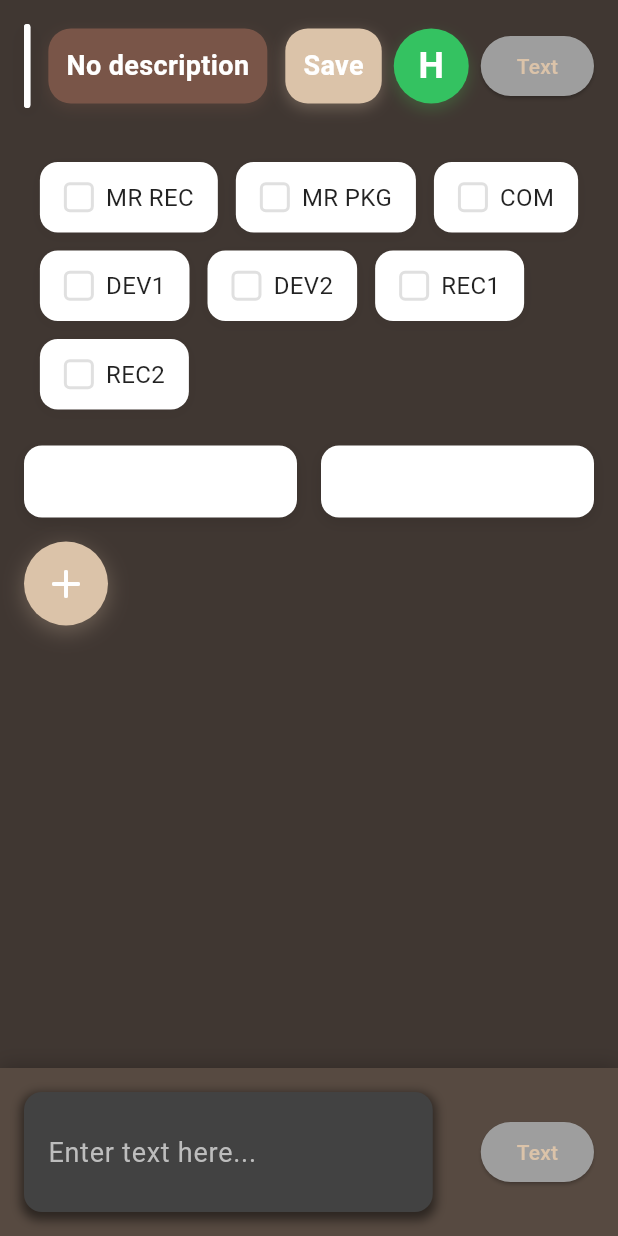
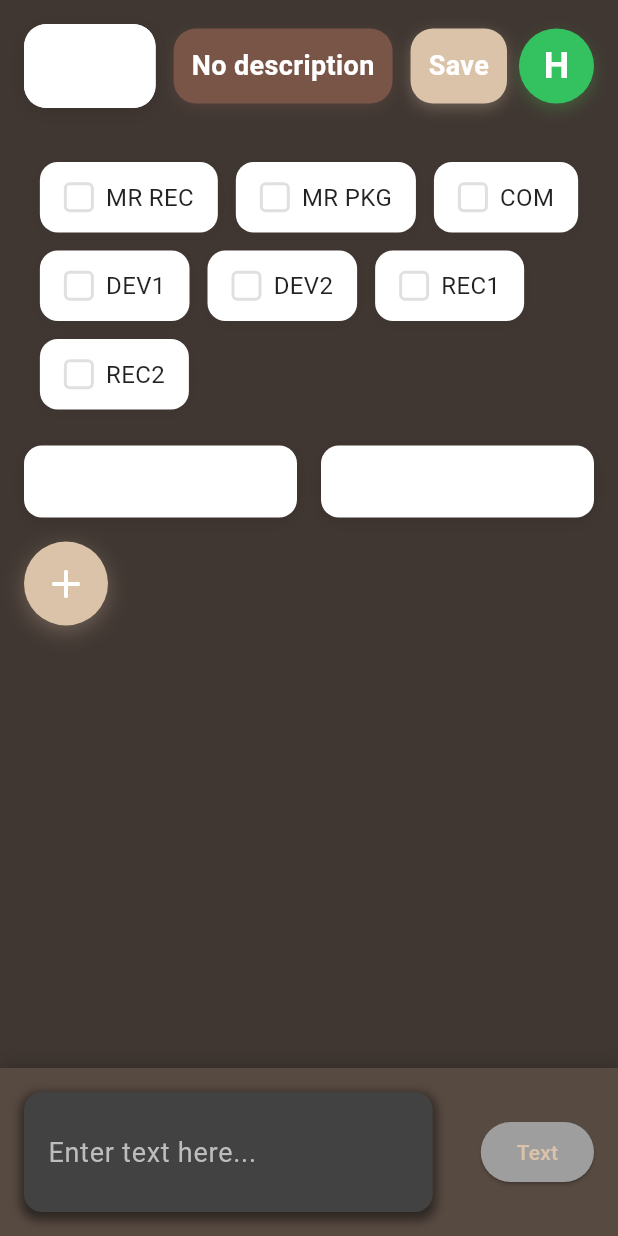
Before and after one commit to cesargoulart/work12, a Flutter app: the screen it shows after launch, on a phone screen of 412 x 824 dp. Run offline on Flutter 3.47's test engine with Material 3 defaults, Android fonts, the phone set to English and light mode, and no system bars; our stand-ins replace sqflite; accounts and stored records are empty.

Commit message:
Remove SaveToXmlButton from HomeScreen; update PurpleButton to accept dynamic text

```diff
--- a/work/lib/screens/home_screen.dart
+++ b/work/lib/screens/home_screen.dart
@@ -3,7 +3,6 @@ import 'package:xml/xml.dart';
 import 'package:collection/collection.dart';
 import 'package:flutter/material.dart';
 import '../widgets/animated_search_bar.dart';
-import '../widgets/save_to_xml_button.dart';
 import '../services/xml_service.dart';
 import '../services/save_handler.dart';
 import '../features/handle_green_button_press.dart';
@@ -301,12 +300,6 @@ class _HomeScreenState extends State<HomeScreen> with SingleTickerProviderStateM
                               GreenHButton(
                                 onPressed: () => handleGreenButtonPress(context),
                               ),
-                              const SizedBox(width: 8),
-                              SaveToXmlButton(
-                                dropdown1Value: _firstDropdownValue,
-                                dropdown2Value: _secondDropdownValue,
-                                tasks: _tasks,
-                              ),
                             ],
                           ),
                           const SizedBox(height: 16),
--- a/work/lib/widgets/purple_button.dart
+++ b/work/lib/widgets/purple_button.dart
@@ -2,8 +2,13 @@ import 'package:flutter/material.dart';
 
 class PurpleButton extends StatelessWidget {
   final VoidCallback onPressed;
+  final String? text;
 
-  const PurpleButton({super.key, required this.onPressed});
+  const PurpleButton({
+    super.key,
+    required this.onPressed,
+    this.text = 'Text'
+  });
 
   @override
   Widget build(BuildContext context) {
@@ -12,7 +17,7 @@ class PurpleButton extends StatelessWidget {
         backgroundColor: Colors.grey,
       ),
       onPressed: onPressed,
-      child: const Text('Text'),
+      child: Text(text ?? ''),
     );
   }
 }
--- a/work/lib/widgets/save_to_xml_button.dart
+++ b/work/lib/widgets/save_to_xml_button.dart
@@ -66,6 +66,7 @@ class SaveToXmlButton extends StatelessWidget {
   Widget build(BuildContext context) {
     return PurpleButton(
       onPressed: () => _handleSave(context),
+      text: '',
     );
   }
 }
```
